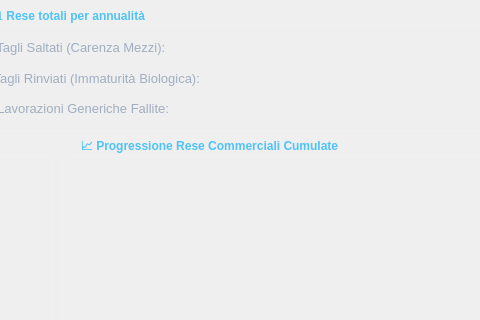
Before: the Qt Designer form GUI/form_monitoraggio.ui in Seyen75/Gestione_Pioppeto, drawn with Qt 5; both pictures show x 458 to 938 and y 0 to 320 of the 1100 by 900 pixel window.
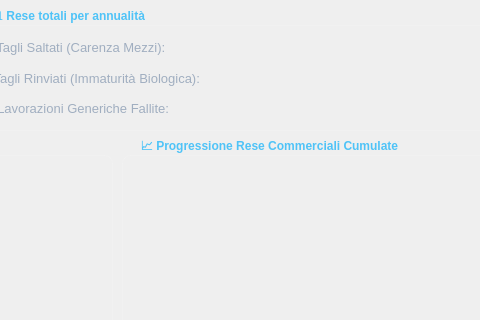
After: the same form once the commit is applied.

What changed in the file:
```diff
--- a/GUI/form_monitoraggio.ui
+++ b/GUI/form_monitoraggio.ui
@@ -177,7 +177,7 @@
     <rect>
      <x>20</x>
      <y>140</y>
-     <width>491</width>
+     <width>551</width>
      <height>381</height>
     </rect>
    </property>
@@ -193,9 +193,9 @@
   <widget class="QGroupBox" name="grp_rese">
    <property name="geometry">
     <rect>
-     <x>520</x>
+     <x>580</x>
      <y>140</y>
-     <width>551</width>
+     <width>491</width>
      <height>381</height>
     </rect>
    </property>
```
